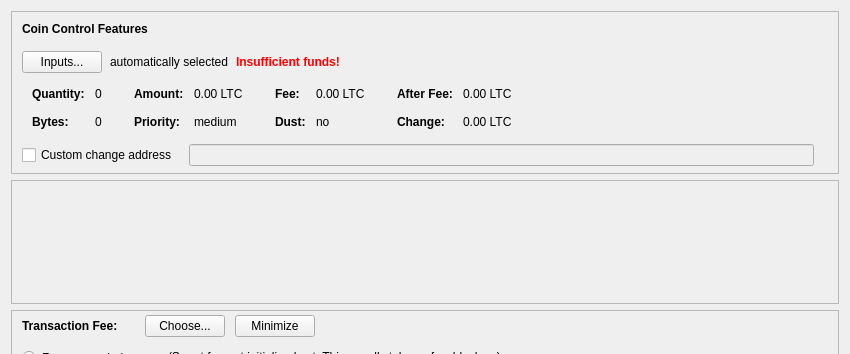
Before: the Qt Designer form src/qt/forms/sendcoinsdialog.ui in OstlerDev/florincoin, drawn with Qt 5; both pictures show x 0 to 850 and y 0 to 354 of the 850 by 526 pixel window.
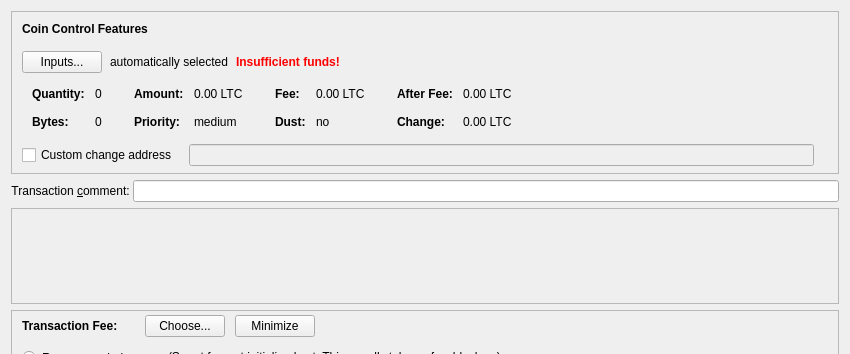
After: the same form once the commit is applied. Icons and pictures are not drawn. Custom widgets are drawn as their Qt base class.

Commit message:
Add TX comments to QT
Add an area to add a transaction comment in the QT interface.

What changed in the file:
```diff
--- a/src/qt/forms/sendcoinsdialog.ui
+++ b/src/qt/forms/sendcoinsdialog.ui
@@ -606,6 +606,36 @@
      </layout>
     </widget>
    </item>
+   <item>
+    <layout class="QHBoxLayout" name="horizontalLayoutTxComment">
+     <property name="spacing">
+      <number>0</number>
+     </property>
+     <item>
+      <widget class="QLabel" name="labelTxComment">
+     <property name="text">
+      <string>Transaction &amp;comment: </string>
+     </property>
+     <property name="alignment">
+      <set>Qt::AlignLeft|Qt::AlignTrailing|Qt::AlignVCenter</set>
+     </property>
+     <property name="buddy">
+      <cstring>editTxComment</cstring>
+     </property>
+    </widget>
+     </item>
+     <item>
+      <widget class="QValidatedLineEdit" name="editTxComment">
+       <property name="enabled">
+        <bool>true</bool>
+       </property>
+       <property name="toolTip">
+        <string>Enter a transaction comment (Note: this information is public)</string>
+       </property>
+      </widget>
+     </item>
+    </layout>
+   </item>
    <item>
     <widget class="QScrollArea" name="scrollArea">
      <property name="widgetResizable">
```
